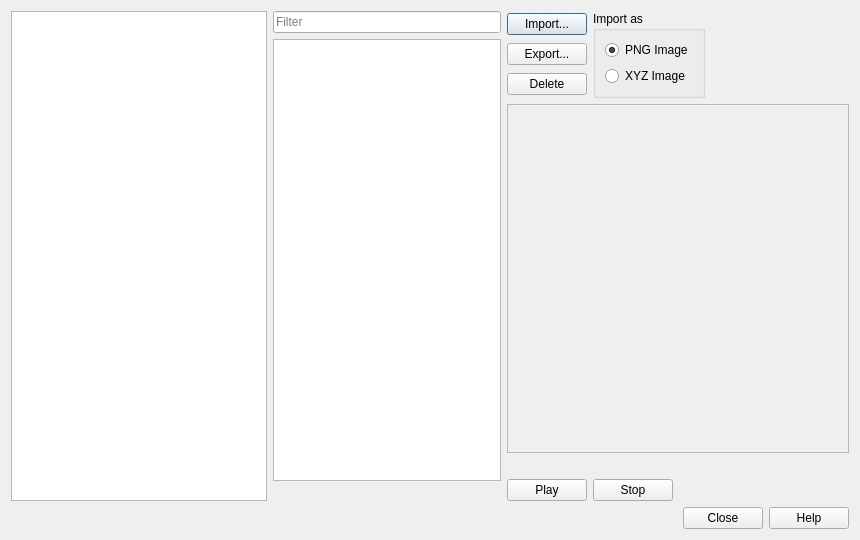
Old version of the form src/ui/other/resource_manager_dialog.ui in the repository oulianov/Editor.
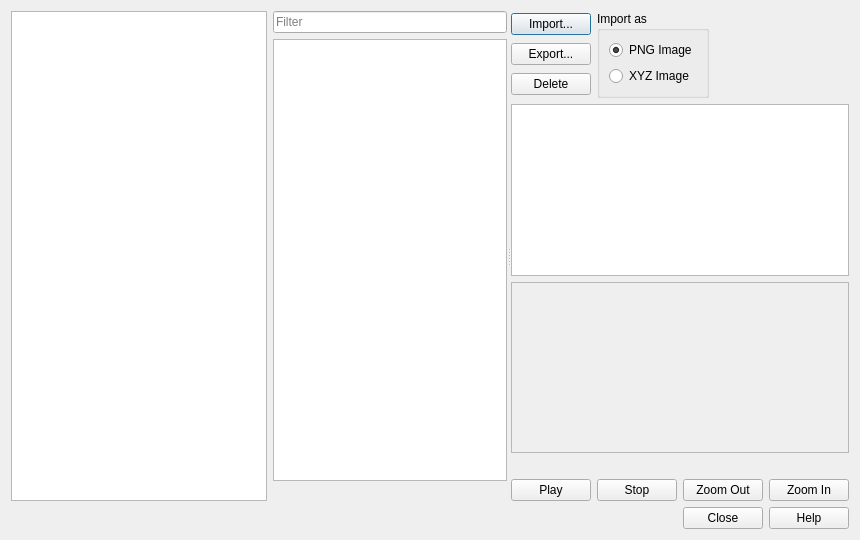
New version of the form.

Commit message: Keyboard shortcuts, layout edits

Patch:
```diff
--- a/src/ui/other/resource_manager_dialog.ui
+++ b/src/ui/other/resource_manager_dialog.ui
@@ -15,7 +15,7 @@
   </property>
   <layout class="QVBoxLayout" name="layoutDialog">
    <item>
-    <layout class="QHBoxLayout" name="layoutMain" stretch="0,2,3">
+    <layout class="QHBoxLayout" name="layoutMain" stretch="0,1">
      <item>
       <widget class="QTreeWidget" name="listFolders">
        <property name="sizePolicy">
@@ -44,7 +44,27 @@
       </widget>
      </item>
      <item>
+      <widget class="QSplitter" name="splitterResources">
+       <property name="orientation">
+        <enum>Qt::Horizontal</enum>
+       </property>
+       <property name="childrenCollapsible">
+        <bool>false</bool>
+       </property>
+       <widget class="QWidget" name="widgetFiles">
       <layout class="QVBoxLayout" name="layoutFiles">
+         <property name="leftMargin">
+          <number>0</number>
+         </property>
+         <property name="topMargin">
+          <number>0</number>
+         </property>
+         <property name="rightMargin">
+          <number>0</number>
+         </property>
+         <property name="bottomMargin">
+          <number>0</number>
+         </property>
        <item>
         <widget class="QLineEdit" name="filterFiles">
          <property name="placeholderText">
@@ -77,9 +97,21 @@
         <widget class="QLabel" name="labelCount"/>
        </item>
       </layout>
-     </item>
-     <item>
+       </widget>
+       <widget class="QWidget" name="widgetRight">
       <layout class="QVBoxLayout" name="layoutRight">
+         <property name="leftMargin">
+          <number>0</number>
+         </property>
+         <property name="topMargin">
+          <number>0</number>
+         </property>
+         <property name="rightMargin">
+          <number>0</number>
+         </property>
+         <property name="bottomMargin">
+          <number>0</number>
+         </property>
        <item>
         <layout class="QHBoxLayout" name="layoutActions">
          <item>
@@ -148,6 +180,16 @@
          </item>
         </layout>
        </item>
+         <item>
+          <widget class="QGraphicsView" name="previewView">
+           <property name="sizePolicy">
+            <sizepolicy hsizetype="Expanding" vsizetype="Expanding">
+             <horstretch>0</horstretch>
+             <verstretch>1</verstretch>
+            </sizepolicy>
+           </property>
+          </widget>
+         </item>
        <item>
         <widget class="QScrollArea" name="preview">
          <property name="sizePolicy">
@@ -192,6 +234,20 @@
            </property>
           </widget>
          </item>
+           <item>
+            <widget class="QPushButton" name="pushZoomOut">
+             <property name="text">
+              <string>Zoom Out</string>
+             </property>
+            </widget>
+           </item>
+           <item>
+            <widget class="QPushButton" name="pushZoomIn">
+             <property name="text">
+              <string>Zoom In</string>
+             </property>
+            </widget>
+           </item>
          <item>
           <spacer name="spacerAudio">
            <property name="orientation">
@@ -208,6 +264,8 @@
         </layout>
        </item>
       </layout>
+       </widget>
+      </widget>
      </item>
     </layout>
    </item>
```
Lines whose indentation alone changed are shown as unchanged. The commit also changes 43 other files.
